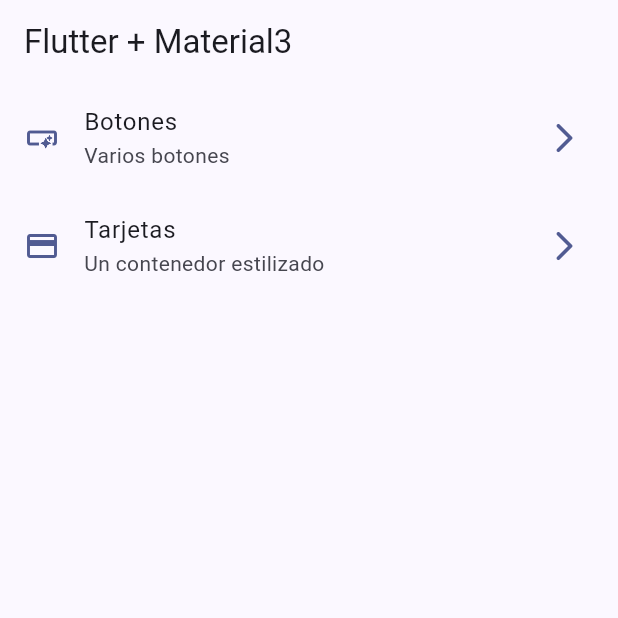
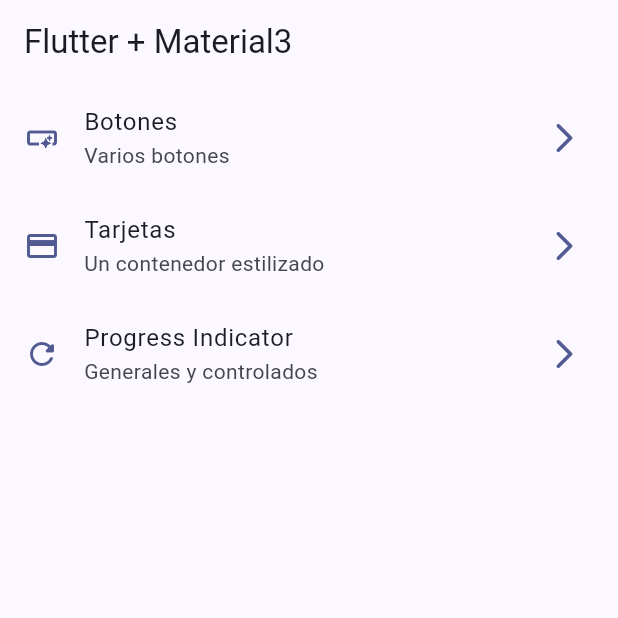
Before and after one commit to frddy3e/flutter_widgets, a Flutter app: the screen it shows after launch, on a phone screen of 412 x 824 dp, the top half of it. Run offline on Flutter 3.47's test engine with Material 3 defaults, Android fonts, the phone set to English and light mode, and no system bars; our stand-ins replace go_router.

Commit message:
add progress indicators

```diff
--- a/lib/config/menu/menu_item.dart
+++ b/lib/config/menu/menu_item.dart
@@ -25,4 +25,9 @@ const appMenuItems = <MenuItem>[
       subTitle: "Un contenedor estilizado",
       link: "/cards",
       icon: Icons.credit_card),
+  MenuItem(
+      title: "Progress Indicator",
+      subTitle: "Generales y controlados",
+      link: "/progress",
+      icon: Icons.refresh_rounded),
 ];
--- a/lib/config/router/app_router.dart
+++ b/lib/config/router/app_router.dart
@@ -14,4 +14,8 @@ final appRouter = GoRouter(initialLocation: '/', routes: [
       name: CardsScreen.name,
       path: '/cards',
       builder: (context, state) => const CardsScreen()),
+  GoRoute(
+      name: ProgressScreen.name,
+      path: '/progress',
+      builder: (context, state) => const ProgressScreen()),
 ]);
--- a/lib/presentation/screens/cards/cards_screen.dart
+++ b/lib/presentation/screens/cards/cards_screen.dart
@@ -1,5 +1,4 @@
 import 'package:flutter/material.dart';
-import 'package:flutter/widgets.dart';
 
 const cards = <Map<String, dynamic>>[
   {'elevation': 0.0, 'label': 'Elevation 0'},
```
Also changed, not shown: lib/presentation/screens/progress/progress_screen.dart (+75 -1 lines).
